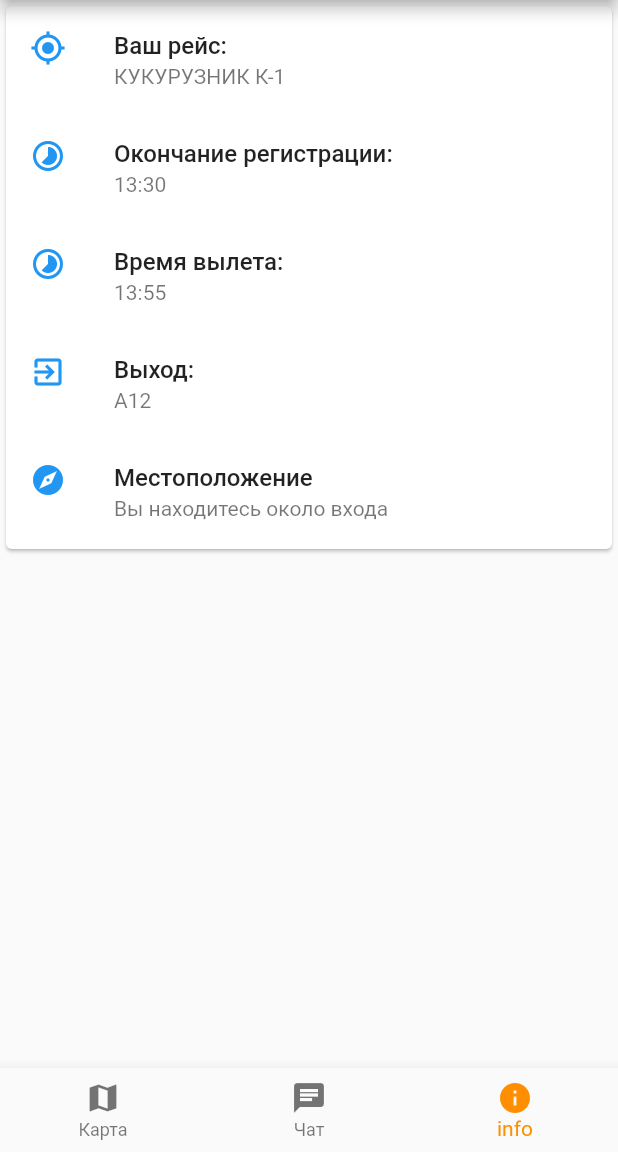
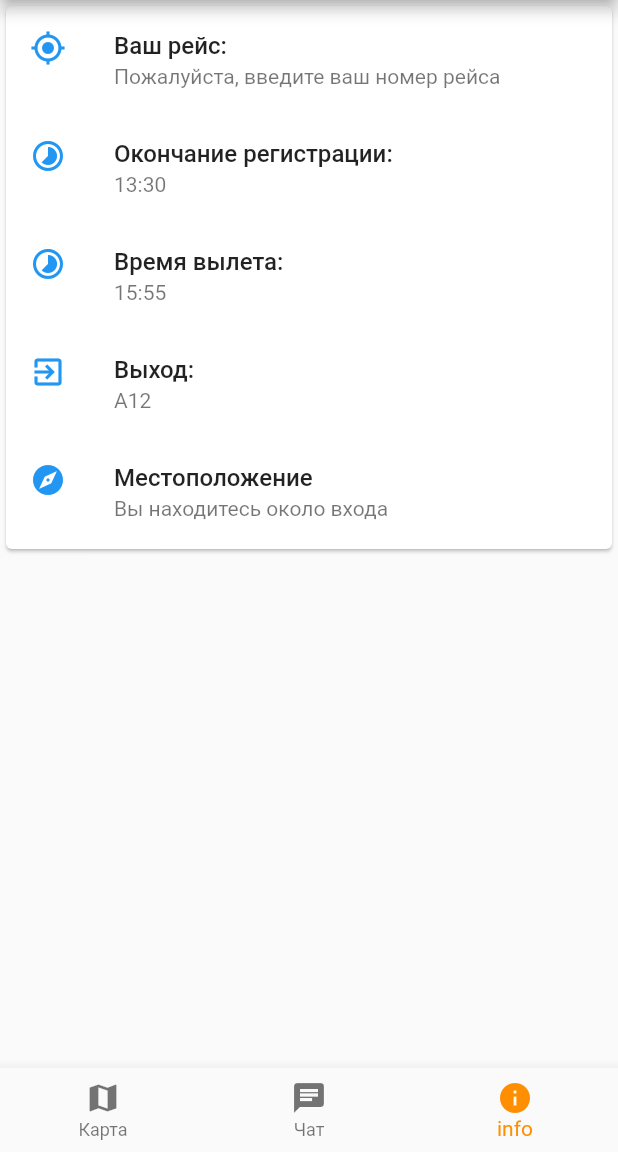
Before and after one commit to mentoster/Aviahack, a Flutter app: the screen it shows after launch, item 3 of the bottom bar chosen, on a phone screen of 412 x 824 dp, the part 84-1236 px from its top. Run offline on Flutter 3.47's test engine with Material 2 defaults, Android fonts, the phone set to English and light mode, and no system bars; our stand-ins replace google_maps_flutter; missing offline and left inert: flutter_dialogflow.

Commit message:
can store info

```diff
--- a/lib/about.dart
+++ b/lib/about.dart
@@ -3,19 +3,25 @@ import 'package:mysample/Chat/StartMessage.dart';
 
 // TODO: взять ифнормацию из чата
 class About extends StatefulWidget {
-  const About({Key? key}) : super(key: key);
-  // AskNumberOffFlight
+  AskNumberOffFlight _askNumberOffFlight = new AskNumberOffFlight();
+  About(AskNumberOffFlight askNumberOffFlight) {
+    this._askNumberOffFlight = askNumberOffFlight;
+  }
   _AboutState createState() => _AboutState();
 }
 
 class _AboutState extends State<About> {
+  AskNumberOffFlight _askNumberOffFlight = new AskNumberOffFlight();
+  _AboutState() {
+    this._askNumberOffFlight = _askNumberOffFlight;
+  }
   @override
   Widget build(BuildContext context) {
-    return _buildCard();
+    return _buildCard(_askNumberOffFlight);
   }
 }
 
-Widget _buildCard() => SizedBox(
+Widget _buildCard(AskNumberOffFlight _askNumberOffFlight) => SizedBox(
       height: 370,
       child: Card(
         child: Column(
@@ -23,7 +29,7 @@ Widget _buildCard() => SizedBox(
             ListTile(
               title: Text('Ваш рейс: ',
                   style: TextStyle(fontWeight: FontWeight.w500)),
-              subtitle: Text('КУКУРУЗНИК К-1'),
+              subtitle: Text(_askNumberOffFlight.askNumber),
               leading: Icon(
                 Icons.gps_fixed,
                 color: Colors.blue[500],
@@ -41,7 +47,7 @@ Widget _buildCard() => SizedBox(
             ListTile(
               title: Text('Время вылета: ',
                   style: TextStyle(fontWeight: FontWeight.w500)),
-              subtitle: Text('13:55'),
+              subtitle: Text('15:55'),
               leading: Icon(
                 Icons.timelapse_outlined,
                 color: Colors.blue[500],
--- a/lib/main.dart
+++ b/lib/main.dart
@@ -55,7 +55,7 @@ class _MyStatefulWidgetState extends State<MyStatefulWidget> {
         children: [
           MapSample(),
           Chat(),
-          About(),
+          About(_askNumberOfffight),
         ],
       )),
       bottomNavigationBar: BottomNavigationBar(
```
